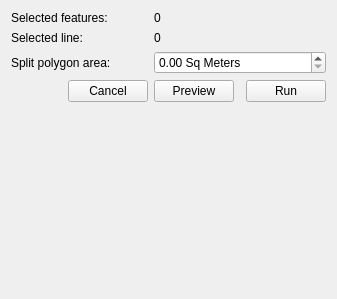
This is ui/geometry/ui_move_line_area.ui in gltn/stdm as Qt 5 draws it before an edit. The edited form follows.
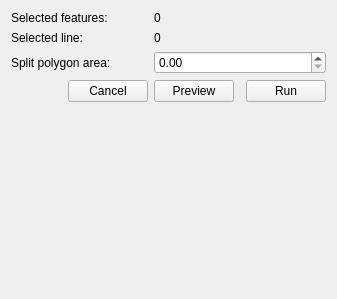
This is the edited form.

```diff
--- a/ui/geometry/ui_move_line_area.ui
+++ b/ui/geometry/ui_move_line_area.ui
@@ -24,7 +24,7 @@
    <item row="2" column="2" colspan="3">
     <widget class="QDoubleSpinBox" name="split_polygon_area">
      <property name="suffix">
-      <string> Sq Meters</string>
+      <string/>
      </property>
      <property name="maximum">
       <double>9999999.000000000000000</double>
```
